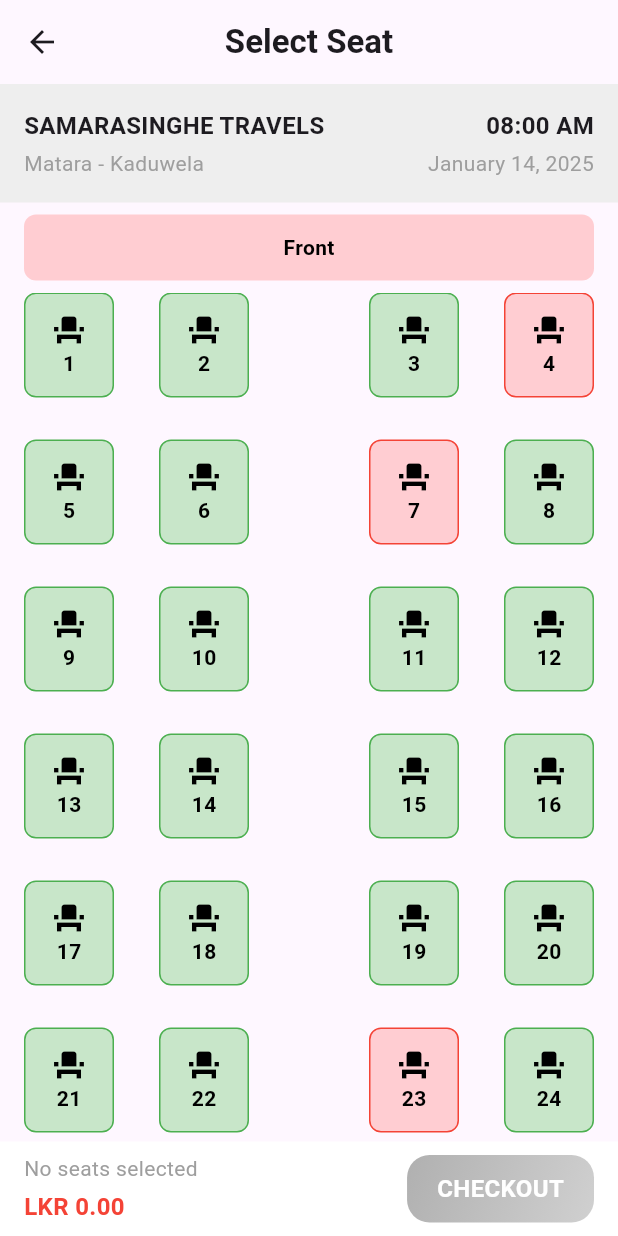
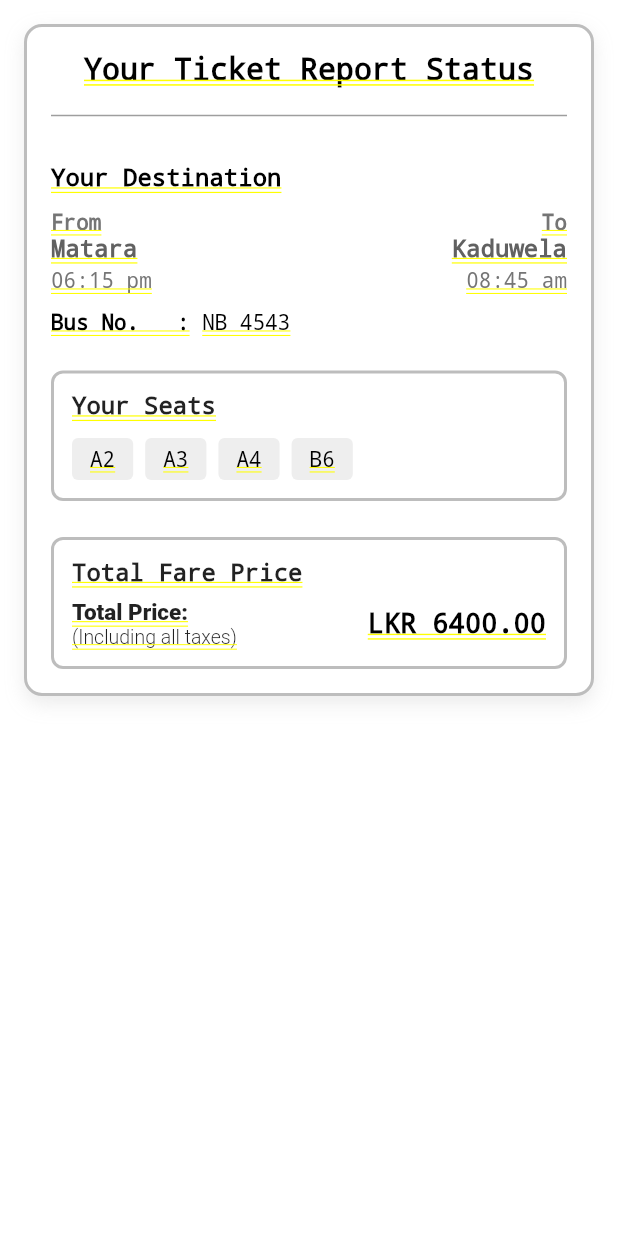
Before and after one commit to navinduhasalanka/bus-book-app, a Flutter app: the screen it shows after launch, on a phone screen of 412 x 824 dp. Run offline on Flutter 3.47's test engine with Material 3 defaults, Android fonts, the phone set to English and light mode, and no system bars; our stand-ins replace firebase_auth, firebase_core, icons_plus; accounts and stored records are empty.

Commit message:
Create Ticket Status

```diff
--- a/lib/main.dart
+++ b/lib/main.dart
@@ -1,6 +1,11 @@
 import 'package:bus_book/firebase_options.dart';
+import 'package:bus_book/screens/pages/checkout.dart';
+import 'package:bus_book/screens/pages/home_screen.dart';
 import 'package:bus_book/screens/pages/seat_view.dart';
 import 'package:bus_book/screens/welcome/welcome_screen.dart';
+import 'package:bus_book/widgets/navigation_menu.dart';
+import 'package:bus_book/widgets/ticket_view.dart';
+import 'package:bus_book/widgets/ticketstatus.dart';
 import 'package:firebase_core/firebase_core.dart';
 import 'package:flutter/material.dart';
 
@@ -21,7 +26,7 @@ class MyApp extends StatelessWidget {
       debugShowCheckedModeBanner: false, // remove debug banner
       title: 'Flutter Demo',
       theme: ThemeData(),
-      home: const SeatView()
+      home: const TicketStatus()
     );
   }
 }
--- /dev/null
+++ b/lib/widgets/ticketstatus.dart
@@ -0,0 +1,256 @@
+import 'package:flutter/material.dart';
+
+class TicketStatus extends StatelessWidget {
+  const TicketStatus({super.key});
+
+  @override
+  Widget build(BuildContext context) {
+    return SingleChildScrollView(
+      child: Container(
+        margin: const EdgeInsets.all(16),
+        padding: const EdgeInsets.all(16),
+        decoration: BoxDecoration(
+          color: Colors.white,
+          borderRadius: BorderRadius.circular(12),
+          border: Border.all(
+            color: Colors.grey.shade400, // Grey border
+            width: 2.0,
+          ),
+          boxShadow: [
+            BoxShadow(
+              color: Colors.grey.withOpacity(0.2),
+              blurRadius: 10,
+              offset: const Offset(0, 5),
+            ),
+          ],
+        ),
+        child: Column(
+          crossAxisAlignment: CrossAxisAlignment.start,
+          children: [
+            Center(
+              child: const Text(
+                'Your Ticket Report Status',
+                style: TextStyle(
+                  fontSize: 20,
+                  fontWeight: FontWeight.w900,
+                  color: Colors.black, // Dark black title
+                ),
+              ),
+            ),
+            const SizedBox(height: 12),
+            const Divider(color: Colors.grey, thickness: 1),
+            const SizedBox(height: 24),
+            const Text(
+              'Your Destination',
+              style: TextStyle(
+                fontSize: 16,
+                fontWeight: FontWeight.w700,
+                color: Colors.black, // Middle black for section title
+              ),
+            ),
+            const SizedBox(height: 12),
+            Row(
+              children: [
+                Expanded(
+                  child: Column(
+                    crossAxisAlignment: CrossAxisAlignment.start,
+                    children: [
+                      Text(
+                        'From',
+                        style: TextStyle(
+                          color: Colors.grey[600], // Grey for 'From'
+                          fontSize: 14,
+                        ),
+                      ),
+                      Text(
+                        'Matara',
+                        style: TextStyle(
+                          color: Colors.grey[700], // Grey for 'From'
+                          fontSize: 16,
+                        ),
+                      ),
+                      const SizedBox(height: 4),
+                      Text(
+                        '06:15 pm',
+                        style: TextStyle(
+                          color: Colors.grey[600], // Light black for city names
+                          fontSize: 14,
+                          fontWeight: FontWeight.w500,
+                        ),
+                      ),
+                    ],
+                  ),
+                ),
+                Expanded(
+                  child: Column(
+                    crossAxisAlignment: CrossAxisAlignment.end,
+                    children: [
+                      Text(
+                        'To',
+                        style: TextStyle(
+                          color: Colors.grey[600], // Light black for city names
+                          fontSize: 14,
+                        ),
+                      ),
+                      Text(
+                        'Kaduwela',
+                        style: TextStyle(
+                          color: Colors.grey[700], // Grey for 'To'
+                          fontSize: 16,
+                        ),
+                      ),
+                      const SizedBox(height: 4),
+                      Text(
+                        '08:45 am',
+                        style: TextStyle(
+                          color: Colors.grey[600], // Light black for city names
+                          fontSize: 14,
+                          fontWeight: FontWeight.w500,
+                        ),
+                      ),
+                    ],
+                  ),
+                ),
+              ],
+            ),
+            const SizedBox(height: 12),
+            Row(
+              children: [
+                const Text(
+                  'Bus No.   : ',
+                  style: TextStyle(
+                    fontSize: 14,
+                    color: Colors.black, // Middle black
+                  ),
+                ),
+                const Text(
+                  'NB 4543',
+                  style: TextStyle(
+                    fontSize: 14,
+                    fontWeight: FontWeight.w500,
+                    color: Colors.black, // Middle black
+                  ),
+                ),
+              ],
+            ),
+            const SizedBox(height: 24),
+            // Border around "Your Seats"
+            Container(
+              padding: const EdgeInsets.all(12),
+              decoration: BoxDecoration(
+                border: Border.all(
+                  color: Colors.grey.shade400, // Grey border
+                  width: 2.0,
+                ),
+                borderRadius: BorderRadius.circular(8),
+              ),
+              child: Column(
+                crossAxisAlignment: CrossAxisAlignment.start,
+                children: [
+                  const Text(
+                    'Your Seats',
+                    style: TextStyle(
+                      fontSize: 16,
+                      fontWeight: FontWeight.w600,
+                      color: Colors.black87, // Middle black
+                    ),
+                  ),
+                  const SizedBox(height: 12),
+                  Row(
+                    children: [
+                      _buildSeatChip('A2'),
+                      const SizedBox(width: 8),
+                      _buildSeatChip('A3'),
+                      const SizedBox(width: 8),
+                      _buildSeatChip('A4'),
+                      const SizedBox(width: 8),
+                      _buildSeatChip('B6'),
+                    ],
+                  ),
+                ],
+              ),
+            ),
+            const SizedBox(height: 24),
+            // Border around "Total Fare Price"
+            Container(
+              padding: const EdgeInsets.all(12),
+              decoration: BoxDecoration(
+                border: Border.all(
+                  color: Colors.grey.shade400, // Grey border
+                  width: 2.0,
+                ),
+                borderRadius: BorderRadius.circular(8),
+              ),
+              child: Column(
+                crossAxisAlignment: CrossAxisAlignment.start,
+                children: [
+                  const Text(
+                    'Total Fare Price',
+                    style: TextStyle(
+                      fontSize: 16,
+                      fontWeight: FontWeight.w700,
+                      color: Colors.black87, // Middle black
+                    ),
+                  ),
+                  const SizedBox(height: 8),
+                  Row(
+                    mainAxisAlignment: MainAxisAlignment.spaceBetween,
+                    children: [
+                      const Text.rich(
+                        TextSpan(
+                          children: [
+                            TextSpan(
+                              text: 'Total Price:\n',
+                              style: TextStyle(
+                                color: Colors.black87, // Lighter grey for label
+                                fontSize: 15,
+                              ),
+                            ),
+                            TextSpan(
+                              text: '(Including all taxes)',
+                              style: TextStyle(
+                                color: Colors.black87,
+                                fontWeight: FontWeight.w300, // Keep the same lighter grey
+                                fontSize: 13,
+                              ),
+                            ),
+                          ],
+                        ),
+                      ),
+                      const Text(
+                        'LKR 6400.00',
+                        style: TextStyle(
+                          fontSize: 18,
+                          fontWeight: FontWeight.bold,
+                          color: Colors.black, // Middle black for price
+                        ),
+                      ),
+                    ],
+                  ),
+                ],
+              ),
+            ),
+          ],
+        ),
+      ),
+    );
+  }
+
+  Widget _buildSeatChip(String seatNumber) {
+    return Container(
+      padding: const EdgeInsets.symmetric(horizontal: 12, vertical: 6),
+      decoration: BoxDecoration(
+        color: Colors.grey.shade200,
+        borderRadius: BorderRadius.circular(4),
+      ),
+      child: Text(
+        seatNumber,
+        style: const TextStyle(
+          fontSize: 14,
+          fontWeight: FontWeight.w500,
+          color: Colors.black, // Middle black for seat numbers
+        ),
+      ),
+    );
+  }
+}
```
Also changed, not shown: lib/screens/pages/checkout.dart (+157 -9 lines).
